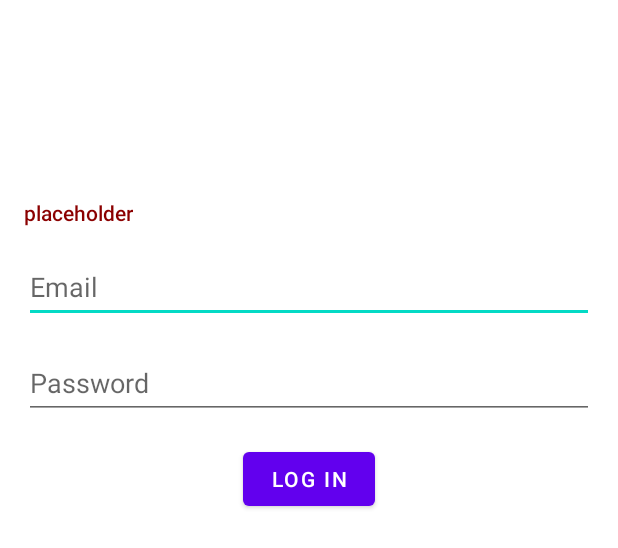
After one commit to valdezet/yield-mobile, an Android app: the layout fragment_login.xml on its own in the app's theme, with its tools: preview values and no code run, on a phone screen of 412 x 824 dp. The commit adds this screen. Shown: the top 548 px of the screen. Run offline under Robolectric (Android 15) with nearby library versions, the phone set to English and light mode, and no system bars.

Commit message:
Auth Activity and Login Fragment. TODO store token and navigate to another activity

```diff
--- /dev/null
+++ b/app/src/main/java/com/example/yieldmobile/data/dto/LoginSuccessData.kt
@@ -0,0 +1,5 @@
+package com.example.yieldmobile.data.dto
+
+data class LoginSuccessData(val token: String) {
+    constructor() : this("")
+}
--- /dev/null
+++ b/app/src/main/java/com/example/yieldmobile/data/model/LoginScreenState.kt
@@ -0,0 +1,6 @@
+package com.example.yieldmobile.data.model
+
+class LoginScreenState(
+    var errorMessage: String?,
+    var isLoading: Boolean = false,
+)
--- /dev/null
+++ b/app/src/main/res/layout/fragment_login.xml
@@ -0,0 +1,77 @@
+<?xml version="1.0" encoding="utf-8"?>
+<androidx.constraintlayout.widget.ConstraintLayout xmlns:android="http://schemas.android.com/apk/res/android"
+    xmlns:app="http://schemas.android.com/apk/res-auto"
+    xmlns:tools="http://schemas.android.com/tools"
+    android:id="@+id/frameLayout"
+    android:layout_width="match_parent"
+    android:layout_height="match_parent"
+    tools:context=".ui.login.LoginFragment">
+
+
+    <androidx.constraintlayout.widget.ConstraintLayout
+        android:layout_width="match_parent"
+        android:layout_height="wrap_content"
+        app:layout_constraintBottom_toBottomOf="parent"
+        app:layout_constraintEnd_toEndOf="parent"
+        app:layout_constraintStart_toStartOf="parent"
+        app:layout_constraintTop_toTopOf="parent"
+        app:layout_constraintVertical_bias="0.2">
+
+        <EditText
+            android:id="@+id/login_edit_email"
+            android:layout_width="match_parent"
+            android:layout_height="wrap_content"
+            android:layout_marginStart="@dimen/margin_horizontal_default"
+            android:layout_marginTop="@dimen/margin_vertical_default"
+            android:layout_marginEnd="@dimen/margin_horizontal_default"
+            android:autofillHints="emailAddress"
+            android:ems="10"
+            android:hint="@string/label_email"
+            android:inputType="textEmailAddress"
+            app:layout_constraintEnd_toEndOf="parent"
+            app:layout_constraintStart_toStartOf="parent"
+            app:layout_constraintTop_toBottomOf="@+id/login_text_error" />
+
+        <Button
+            android:id="@+id/login_btn_submit"
+            android:layout_width="wrap_content"
+            android:layout_height="wrap_content"
+            android:layout_marginTop="@dimen/margin_vertical_default"
+            android:layout_marginBottom="@dimen/margin_vertical_default"
+            android:text="@string/label_login"
+            app:layout_constraintBottom_toBottomOf="parent"
+            app:layout_constraintEnd_toEndOf="@+id/login_edit_password"
+            app:layout_constraintStart_toStartOf="@+id/login_edit_password"
+            app:layout_constraintTop_toBottomOf="@+id/login_edit_password"
+            app:layout_constraintVertical_bias="0.0" />
+
+        <EditText
+            android:id="@+id/login_edit_password"
+            android:layout_width="match_parent"
+            android:layout_height="wrap_content"
+            android:layout_marginStart="@dimen/margin_horizontal_default"
+            android:layout_marginTop="@dimen/margin_vertical_default"
+            android:layout_marginEnd="@dimen/margin_horizontal_default"
+            android:ems="10"
+            android:hint="@string/label_password"
+            android:importantForAutofill="no"
+            android:inputType="textPassword"
+            app:layout_constraintEnd_toEndOf="@+id/login_edit_email"
+            app:layout_constraintStart_toStartOf="@+id/login_edit_email"
+            app:layout_constraintTop_toBottomOf="@+id/login_edit_email" />
+
+        <TextView
+            android:id="@+id/login_text_error"
+            android:layout_width="wrap_content"
+            android:layout_height="wrap_content"
+            android:layout_marginStart="@dimen/margin_horizontal_default"
+            android:layout_marginTop="@dimen/margin_vertical_default"
+            android:contentDescription="@string/placeholder"
+            android:textAppearance="@style/TextAppearance.AppCompat.Body2"
+            android:textColor="@color/red_dark"
+            app:layout_constraintStart_toStartOf="parent"
+            app:layout_constraintTop_toTopOf="parent"
+            tools:text="@string/placeholder" />
+    </androidx.constraintlayout.widget.ConstraintLayout>
+
+</androidx.constraintlayout.widget.ConstraintLayout>
--- a/app/src/main/res/values/strings.xml
+++ b/app/src/main/res/values/strings.xml
@@ -1,3 +1,9 @@
 <resources>
     <string name="app_name">Yield Mobile</string>
+    <string name="hello_blank_fragment">Hello blank fragment</string>
+
+    <string name="label_email">Email</string>
+    <string name="label_password">Password</string>
+    <string name="label_login">Log in</string>
+    <string name="placeholder">placeholder</string>
 </resources>
```
Also changed, not shown: app/src/main/java/com/example/yieldmobile/data/dto/LoginForm.kt (added, +7 -0 lines), app/src/main/java/com/example/yieldmobile/data/dto/LoginValidationErrors.kt (added, +14 -0 lines), app/src/main/java/com/example/yieldmobile/ui/login/LoginFragment.kt (added, +92 -0 lines), app/src/main/java/com/example/yieldmobile/ui/login/LoginViewModel.kt (added, +72 -0 lines), app/src/main/res/layout/activity_auth.xml (+10 -0 lines).
